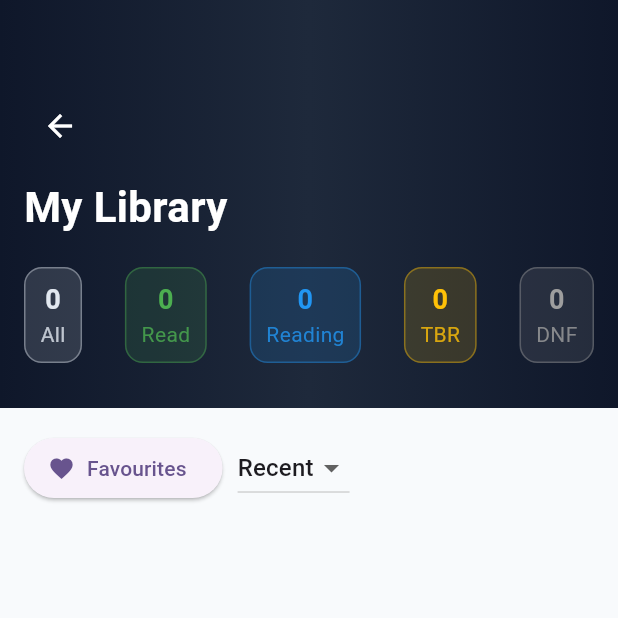
After one commit to AKasprzy/BookNookMobile, a Flutter app: the screen it shows after launch, scrolled down 90 dp, after a tap on "My Library", on a phone screen of 412 x 824 dp, the top half of it. The commit adds this screen. Run offline on Flutter 3.47's test engine with Material 3 defaults, Android fonts, the phone set to English and light mode, and no system bars; network calls fail; statements that could not run were skipped.

Commit message:
Shelve page

```diff
--- a/lib/main.dart
+++ b/lib/main.dart
@@ -1,5 +1,8 @@
 import 'package:flutter/material.dart';
 import 'screens/home_screen.dart';
+import 'screens/login_screen.dart';
+import 'screens/register_screen.dart' hide LoginScreen;
+import 'screens/shelves_screen.dart';
 
 void main() {
   runApp(const MyApp());
@@ -19,11 +22,27 @@ class MyApp extends StatelessWidget {
       initialRoute: '/',
       routes: {
         '/': (context) => const HomeScreen(),
-        '/login': (context) => const PlaceholderScreen(title: 'Login'),
+        '/login': (context) => const LoginScreen(),
+        '/register': (context) => const RegisterScreen(),
+        '/shelves': (context) => const ShelvesScreen(),
         '/search': (context) => const PlaceholderScreen(title: 'Search'),
         '/books/create': (context) => const PlaceholderScreen(title: 'Add Book'),
         '/book': (context) => const PlaceholderScreen(title: 'Book Details'),
-        '/user': (context) => const PlaceholderScreen(title: 'User Profile'),
+
+        '/user': (context) {
+          final args = ModalRoute.of(context)!.settings.arguments;
+
+          if (args is int) {
+            return Scaffold(
+              appBar: AppBar(title: const Text("User Profile")),
+              body: Center(child: Text("User ID: $args")),
+            );
+          }
+
+          return const Scaffold(
+            body: Center(child: Text("Invalid user ID")),
+          );
+        },
       },
     );
   }
--- a/lib/screens/home_screen.dart
+++ b/lib/screens/home_screen.dart
@@ -15,6 +15,8 @@ class _HomeScreenState extends State<HomeScreen> {
   final api = ApiService();
 
   bool loading = true;
+  bool loggedIn = false;
+
   List latestBooks = [];
   List reviews = [];
 
@@ -27,7 +29,15 @@ class _HomeScreenState extends State<HomeScreen> {
   @override
   void initState() {
     super.initState();
-    loadData();
+    init();
+  }
+
+  Future<void> init() async {
+    final token = await api.getToken();
+    setState(() {
+      loggedIn = token != null;
+    });
+    await loadData();
   }
 
   Future<void> loadData() async {
@@ -55,6 +65,13 @@ class _HomeScreenState extends State<HomeScreen> {
 
   void goTo(String route, {Object? args}) {
     Navigator.pushNamed(context, route, arguments: args);
+  }
+
+  Future<void> logout() async {
+    await api.saveToken("");
+    setState(() {
+      loggedIn = false;
+    });
   }
 
   @override
@@ -85,6 +102,22 @@ class _HomeScreenState extends State<HomeScreen> {
                   Row(
                     mainAxisAlignment: MainAxisAlignment.end,
                     children: [
+                      if (loggedIn) ...[
+                        TextButton(
+                          onPressed: () => goTo('/shelves'),
+                          child: const Text(
+                            "My Library",
+                            style: TextStyle(color: Colors.white),
+                          ),
+                        ),
+                        TextButton(
+                          onPressed: logout,
+                          child: const Text(
+                            "Logout",
+                            style: TextStyle(color: Colors.white),
+                          ),
+                        ),
+                      ] else ...[
                         TextButton(
                           onPressed: () => goTo('/login'),
                           child: const Text(
@@ -92,6 +125,7 @@ class _HomeScreenState extends State<HomeScreen> {
                             style: TextStyle(color: Colors.white),
                           ),
                         )
+                      ]
                     ],
                   ),
                   const SizedBox(height: 20),
--- /dev/null
+++ b/lib/screens/shelves_screen.dart
@@ -0,0 +1,227 @@
+import 'package:flutter/material.dart';
+import '../services/api_service.dart';
+
+class ShelvesScreen extends StatefulWidget {
+  const ShelvesScreen({super.key});
+
+  @override
+  State<ShelvesScreen> createState() => _ShelvesScreenState();
+}
+
+class _ShelvesScreenState extends State<ShelvesScreen> {
+  final api = ApiService();
+
+  List books = [];
+  bool loading = false;
+  int page = 1;
+  int lastPage = 1;
+
+  String sortBy = "recent";
+  bool favouritesOnly = false;
+
+  @override
+  void initState() {
+    super.initState();
+    fetchBooks();
+  }
+
+  Future<void> fetchBooks() async {
+    if (loading || page > lastPage) return;
+
+    setState(() => loading = true);
+
+    try {
+      final res = await api.get("my-shelves?page=$page");
+
+      lastPage = res['meta']['last_page'];
+      final data = res['data'];
+
+      books.addAll(data);
+      page++;
+    } catch (_) {}
+
+    setState(() => loading = false);
+  }
+
+  List get filtered {
+    List result = [...books];
+
+    if (favouritesOnly) {
+      result = result.where((b) => b['favourite'] == true).toList();
+    }
+
+    if (sortBy == "title") {
+      result.sort((a, b) => a['edition']['book']['title']
+          .compareTo(b['edition']['book']['title']));
+    } else if (sortBy == "author") {
+      result.sort((a, b) => a['edition']['book']['author']
+          .compareTo(b['edition']['book']['author']));
+    } else {
+      result.sort((a, b) => DateTime.parse(b['updated_at'])
+          .compareTo(DateTime.parse(a['updated_at'])));
+    }
+
+    return result;
+  }
+
+  Map counts() {
+    return {
+      "all": books.length,
+      "read": books.where((b) => b['status'] == 'read').length,
+      "reading": books.where((b) => b['status'] == 'reading').length,
+      "tbr": books.where((b) => b['status'] == 'tbr').length,
+      "dnf": books.where((b) => b['status'] == 'dnf').length,
+    };
+  }
+
+  void openBook(int bookId, int editionId) {
+    Navigator.pushNamed(
+      context,
+      '/book',
+      arguments: {'bookId': bookId, 'editionId': editionId},
+    );
+  }
+
+  @override
+  Widget build(BuildContext context) {
+    final c = counts();
+
+    return Scaffold(
+      backgroundColor: const Color(0xFFF8FAFC),
+      body: NotificationListener<ScrollNotification>(
+        onNotification: (scroll) {
+          if (scroll.metrics.pixels >
+              scroll.metrics.maxScrollExtent - 200) {
+            fetchBooks();
+          }
+          return false;
+        },
+        child: ListView(
+          children: [
+            Container(
+              padding: const EdgeInsets.fromLTRB(16, 60, 16, 30),
+              decoration: const BoxDecoration(
+                gradient: LinearGradient(
+                  colors: [
+                    Color(0xFF0F172A),
+                    Color(0xFF1E293B),
+                    Color(0xFF0F172A),
+                  ],
+                ),
+              ),
+              child: Column(
+                crossAxisAlignment: CrossAxisAlignment.start,
+                children: [
+                  IconButton(
+                    onPressed: () => Navigator.pop(context),
+                    icon: const Icon(Icons.arrow_back, color: Colors.white),
+                  ),
+                  const SizedBox(height: 10),
+                  const Text(
+                    "My Library",
+                    style: TextStyle(
+                        color: Colors.white,
+                        fontSize: 28,
+                        fontWeight: FontWeight.bold),
+                  ),
+                  const SizedBox(height: 20),
+                  Row(
+                    mainAxisAlignment: MainAxisAlignment.spaceBetween,
+                    children: [
+                      stat(c["all"], "All", const Color(0xFFE2E8F0)),
+                      stat(c["read"], "Read", Colors.green),
+                      stat(c["reading"], "Reading", Colors.blue),
+                      stat(c["tbr"], "TBR", Colors.amber),
+                      stat(c["dnf"], "DNF", Colors.grey),
+                    ],
+                  )
+                ],
+              ),
+            ),
+            Padding(
+              padding: const EdgeInsets.all(16),
+              child: Row(
+                children: [
+                  ElevatedButton.icon(
+                    onPressed: () =>
+                        setState(() => favouritesOnly = !favouritesOnly),
+                    icon: const Icon(Icons.favorite),
+                    label: const Text("Favourites"),
+                  ),
+                  const SizedBox(width: 10),
+                  DropdownButton<String>(
+                    value: sortBy,
+                    items: const [
+                      DropdownMenuItem(value: "recent", child: Text("Recent")),
+                      DropdownMenuItem(value: "title", child: Text("Title")),
+                      DropdownMenuItem(value: "author", child: Text("Author")),
+                    ],
+                    onChanged: (v) => setState(() => sortBy = v!),
+                  )
+                ],
+              ),
+            ),
+            ...filtered.map((b) {
+              final book = b['edition']['book'];
+
+              return GestureDetector(
+                onTap: () => openBook(book['id'], b['edition']['id']),
+                child: Container(
+                  margin: const EdgeInsets.symmetric(
+                      horizontal: 16, vertical: 6),
+                  padding: const EdgeInsets.all(12),
+                  decoration: BoxDecoration(
+                    color: Colors.white,
+                    borderRadius: BorderRadius.circular(12),
+                    boxShadow: const [
+                      BoxShadow(color: Colors.black12, blurRadius: 6)
+                    ],
+                  ),
+                  child: Column(
+                    crossAxisAlignment: CrossAxisAlignment.start,
+                    children: [
+                      Text(book['title'],
+                          style: const TextStyle(
+                              fontSize: 16, fontWeight: FontWeight.bold)),
+                      Text(book['author'],
+                          style: const TextStyle(color: Colors.grey)),
+                      const SizedBox(height: 6),
+                      Text(b['edition']['format'],
+                          style: const TextStyle(fontSize: 12)),
+                    ],
+                  ),
+                ),
+              );
+            }),
+            if (loading)
+              const Padding(
+                padding: EdgeInsets.all(20),
+                child: Center(child: CircularProgressIndicator()),
+              )
+          ],
+        ),
+      ),
+    );
+  }
+
+  Widget stat(int value, String label, Color color) {
+    return Container(
+      padding: const EdgeInsets.symmetric(horizontal: 10, vertical: 8),
+      decoration: BoxDecoration(
+        color: color.withValues(alpha: 0.15),
+        borderRadius: BorderRadius.circular(12),
+        border: Border.all(color: color.withValues(alpha: 0.4)),
+      ),
+      child: Column(
+        children: [
+          Text(
+            value.toString(),
+            style: TextStyle(
+                color: color, fontSize: 18, fontWeight: FontWeight.bold),
+          ),
+          Text(label, style: TextStyle(color: color.withValues(alpha: 0.8))),
+        ],
+      ),
+    );
+  }
+}
```
Lines whose indentation alone changed are shown as unchanged.
